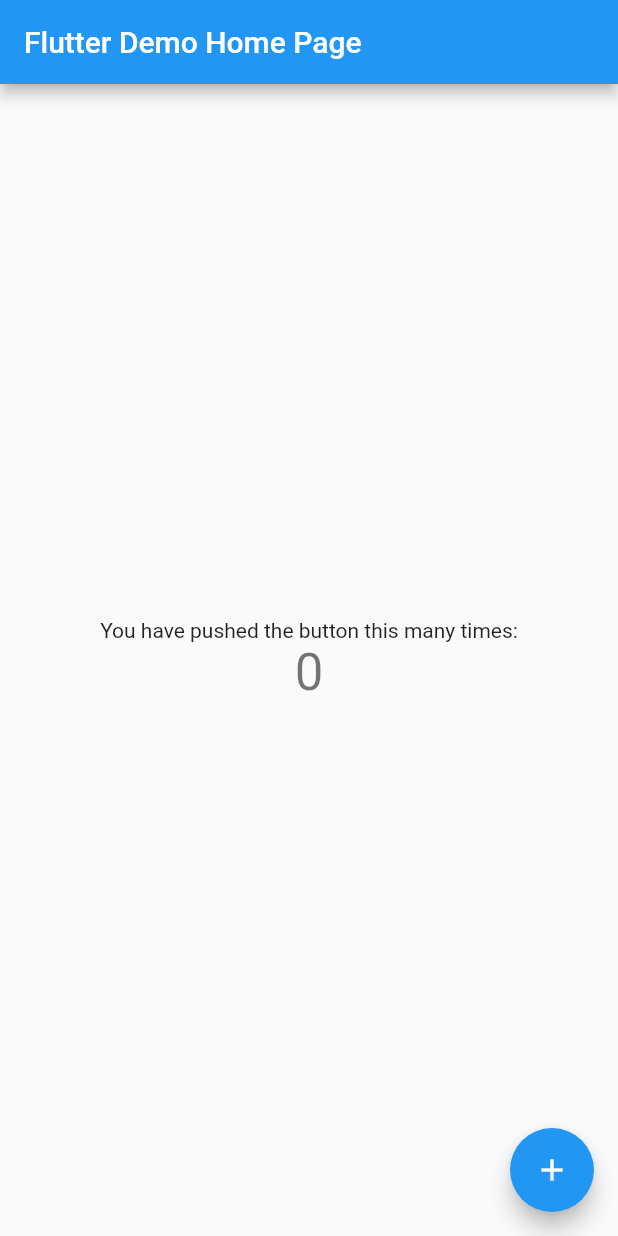
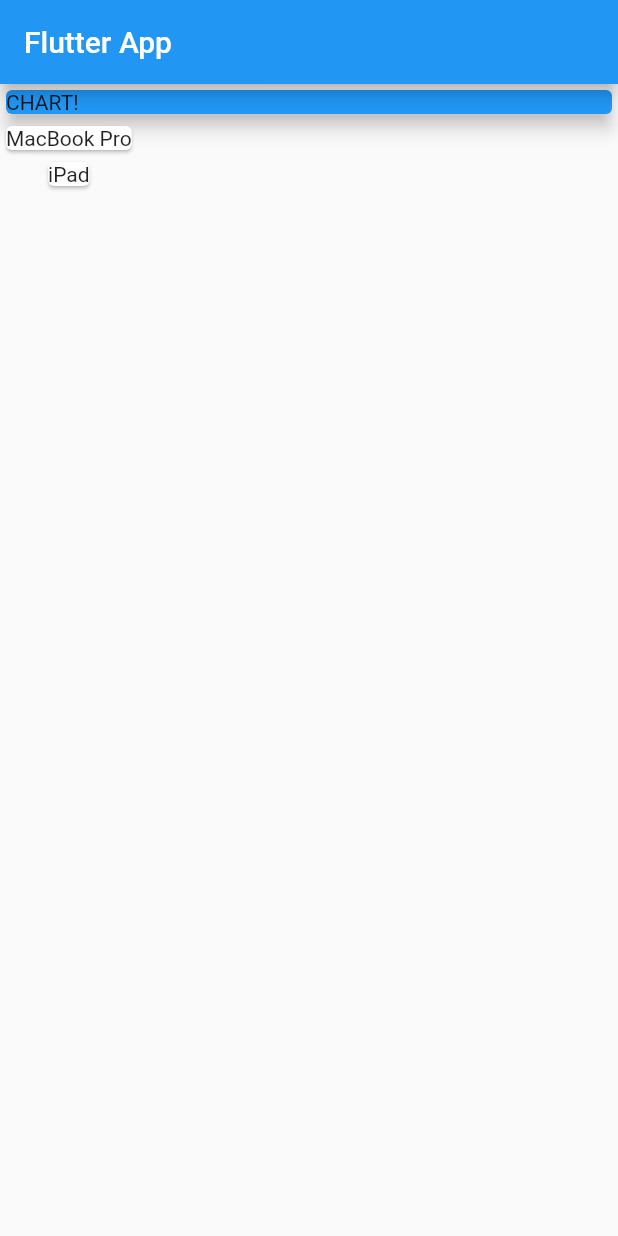
Before and after one commit to Flutteric/ExpensesApp, a Flutter app: the screen it shows after launch, on a phone screen of 412 x 824 dp. Run offline on Flutter 3.47's test engine with Material 2 defaults, Android fonts, the phone set to English and light mode, and no system bars.

Commit message:
Mapping transactions into Widgets

```diff
--- a/lib/main.dart
+++ b/lib/main.dart
@@ -1,117 +1,51 @@
 import 'package:flutter/material.dart';
+import './transaction.dart';
 
-void main() {
-  runApp(MyApp());
-}
+void main() => runApp(MyApp());
 
 class MyApp extends StatelessWidget {
-  // This widget is the root of your application.
   @override
   Widget build(BuildContext context) {
     return MaterialApp(
-      title: 'Flutter Demo',
-      theme: ThemeData(
-        // This is the theme of your application.
-        //
-        // Try running your application with "flutter run". You'll see the
-        // application has a blue toolbar. Then, without quitting the app, try
-        // changing the primarySwatch below to Colors.green and then invoke
-        // "hot reload" (press "r" in the console where you ran "flutter run",
-        // or simply save your changes to "hot reload" in a Flutter IDE).
-        // Notice that the counter didn't reset back to zero; the application
-        // is not restarted.
-        primarySwatch: Colors.blue,
-        // This makes the visual density adapt to the platform that you run
-        // the app on. For desktop platforms, the controls will be smaller and
-        // closer together (more dense) than on mobile platforms.
-        visualDensity: VisualDensity.adaptivePlatformDensity,
-      ),
-      home: MyHomePage(title: 'Flutter Demo Home Page'),
+      title: 'Flutter App',
+      home: MyHomePage(),
     );
   }
 }
 
-class MyHomePage extends StatefulWidget {
-  MyHomePage({Key key, this.title}) : super(key: key);
-
-  // This widget is the home page of your application. It is stateful, meaning
-  // that it has a State object (defined below) that contains fields that affect
-  // how it looks.
-
-  // This class is the configuration for the state. It holds the values (in this
-  // case the title) provided by the parent (in this case the App widget) and
-  // used by the build method of the State. Fields in a Widget subclass are
-  // always marked "final".
-
-  final String title;
-
-  @override
-  _MyHomePageState createState() => _MyHomePageState();
-}
-
-class _MyHomePageState extends State<MyHomePage> {
-  int _counter = 0;
-
-  void _incrementCounter() {
-    setState(() {
-      // This call to setState tells the Flutter framework that something has
-      // changed in this State, which causes it to rerun the build method below
-      // so that the display can reflect the updated values. If we changed
-      // _counter without calling setState(), then the build method would not be
-      // called again, and so nothing would appear to happen.
-      _counter++;
-    });
-  }
+class MyHomePage extends StatelessWidget {
+  final List<Transaction> transactions = [
+    Transaction(
+        id: 't1', title: 'MacBook Pro', amount: 1299.99, date: DateTime.now()),
+    Transaction(id: 't2', title: 'iPad', amount: 699.99, date: DateTime.now()),
+  ];
 
   @override
   Widget build(BuildContext context) {
-    // This method is rerun every time setState is called, for instance as done
-    // by the _incrementCounter method above.
-    //
-    // The Flutter framework has been optimized to make rerunning build methods
-    // fast, so that you can just rebuild anything that needs updating rather
-    // than having to individually change instances of widgets.
     return Scaffold(
       appBar: AppBar(
-        // Here we take the value from the MyHomePage object that was created by
-        // the App.build method, and use it to set our appbar title.
-        title: Text(widget.title),
+        title: Text('Flutter App'),
       ),
-      body: Center(
-        // Center is a layout widget. It takes a single child and positions it
-        // in the middle of the parent.
-        child: Column(
-          // Column is also a layout widget. It takes a list of children and
-          // arranges them vertically. By default, it sizes itself to fit its
-          // children horizontally, and tries to be as tall as its parent.
-          //
-          // Invoke "debug painting" (press "p" in the console, choose the
-          // "Toggle Debug Paint" action from the Flutter Inspector in Android
-          // Studio, or the "Toggle Debug Paint" command in Visual Studio Code)
-          // to see the wireframe for each widget.
-          //
-          // Column has various properties to control how it sizes itself and
-          // how it positions its children. Here we use mainAxisAlignment to
-          // center the children vertically; the main axis here is the vertical
-          // axis because Columns are vertical (the cross axis would be
-          // horizontal).
-          mainAxisAlignment: MainAxisAlignment.center,
-          children: <Widget>[
-            Text(
-              'You have pushed the button this many times:',
+      body: Column(
+        mainAxisAlignment: MainAxisAlignment.start,
+        crossAxisAlignment: CrossAxisAlignment.start,
+        children: <Widget>[
+          Container(
+            width: double.infinity,
+            child: Card(
+              color: Colors.blue,
+              child: Text('CHART!'),
+              elevation: 5,
             ),
-            Text(
-              '$_counter',
-              style: Theme.of(context).textTheme.headline4,
-            ),
-          ],
-        ),
+          ),
+          Column(
+              children: transactions.map((tx) {
+            return Card(
+              child: Text(tx.title),
+            );
+          }).toList())
+        ],
       ),
-      floatingActionButton: FloatingActionButton(
-        onPressed: _incrementCounter,
-        tooltip: 'Increment',
-        child: Icon(Icons.add),
-      ), // This trailing comma makes auto-formatting nicer for build methods.
     );
   }
 }
--- /dev/null
+++ b/lib/transaction.dart
@@ -0,0 +1,14 @@
+import 'package:flutter/foundation.dart';
+
+class Transaction {
+  final String id;
+  final String title;
+  final double amount;
+  final DateTime date;
+
+  Transaction(
+      {@required this.id,
+      @required this.title,
+      @required this.amount,
+      @required this.date});
+}
```
Also changed, not shown: 1 other file.
